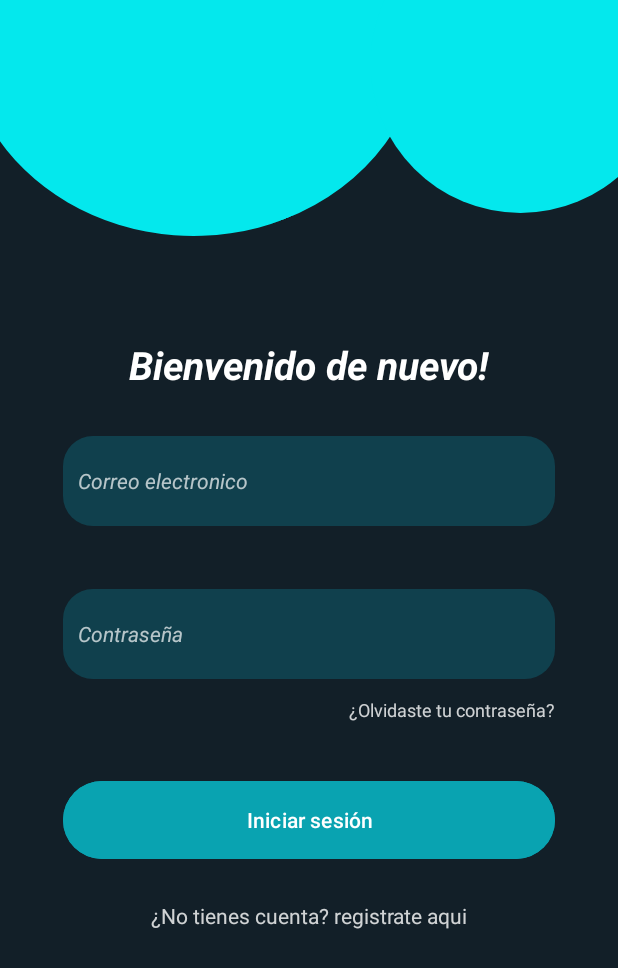
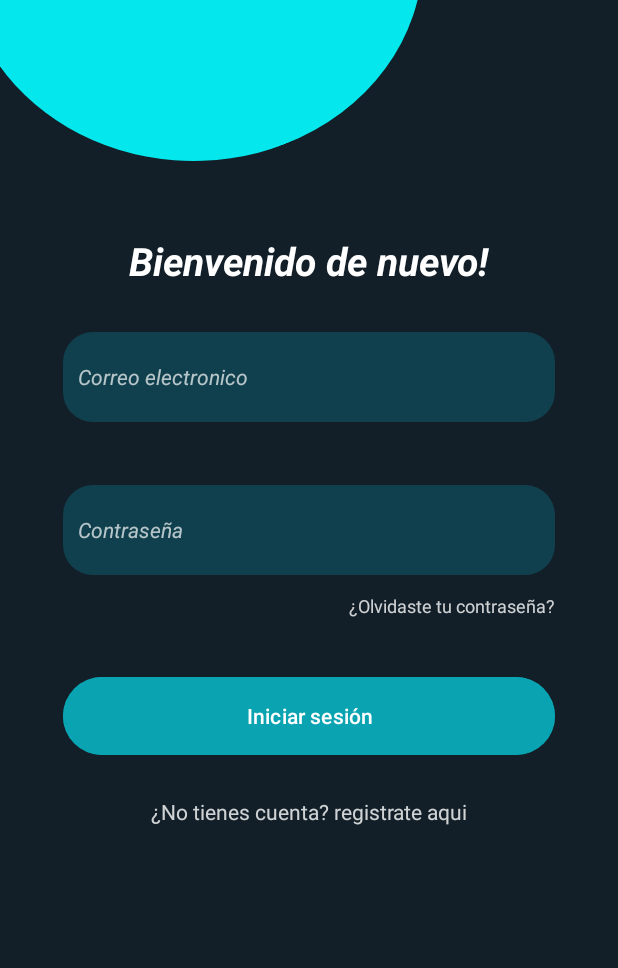
Before and after one commit to Geremi19/germixpro, an Android app: the screen it shows after launch (LoginActivity), after a tap on "Iniciar sesión", on a phone screen of 412 x 824 dp. Shown: the top 968 px of the screen. Run offline under Robolectric (Android 15) with nearby library versions, the phone set to English and light mode, and no system bars; our stand-ins replace Firebase (no records; nobody signed in at launch, a user with empty details on screens opened directly).

```diff
--- a/app/src/main/java/com/example/myapplication11/LoginActivity.java
+++ b/app/src/main/java/com/example/myapplication11/LoginActivity.java
@@ -10,16 +10,17 @@ import android.widget.Button;
 import android.widget.EditText;
 import android.widget.Toast;
 
+import com.google.firebase.auth.FirebaseAuth;
+import com.google.firebase.auth.FirebaseUser;
+import com.google.firebase.auth.AuthResult;
+import com.google.android.gms.tasks.OnCompleteListener;
+import com.google.android.gms.tasks.Task;
+
 import androidx.appcompat.app.AppCompatActivity;
-
-
 public class LoginActivity extends AppCompatActivity {
     private EditText usernameEditText, passwordEditText;
     private Button loginButton;
-
-    // Establece las credenciales válidas (esto puede ser reemplazado por una base de datos o API)
-    private static final String CORRECT_USERNAME = "usuario";
-    private static final String CORRECT_PASSWORD = "1234";
+    private FirebaseAuth mAuth;
 
 
     @SuppressLint("MissingInflatedId")
@@ -31,6 +32,8 @@ public class LoginActivity extends AppCompatActivity {
         usernameEditText = findViewById(R.id.editTextUsername);
         passwordEditText = findViewById(R.id.editTextPassword);
         loginButton = findViewById(R.id.buttonLogin);
+        mAuth = FirebaseAuth.getInstance();
+
 
         loginButton.setOnClickListener(new View.OnClickListener() {
             @Override
@@ -38,18 +41,24 @@ public class LoginActivity extends AppCompatActivity {
                 String enteredUsername = usernameEditText.getText().toString();
                 String enteredPassword = passwordEditText.getText().toString();
 
-                if (enteredUsername.equals(CORRECT_USERNAME) && enteredPassword.equals(CORRECT_PASSWORD)) {
+                // Para iniciar sesión con correo y contraseña:
+                mAuth.signInWithEmailAndPassword(enteredUsername, enteredPassword)
+                        .addOnCompleteListener(LoginActivity.this, new OnCompleteListener<AuthResult>() {
+                            @Override
+                            public void onComplete(Task<AuthResult> task) {
+                                if (task.isSuccessful()) {
                                     // Inicio de sesión exitoso
+                                    FirebaseUser user = mAuth.getCurrentUser();
                                     Toast.makeText(LoginActivity.this, "Inicio de sesión exitoso", Toast.LENGTH_SHORT).show();
                                     Intent intent = new Intent(LoginActivity.this, InicioActivity.class);
                                     startActivity(intent);
                                 } else {
-                    // Credenciales incorrectas
-                    Toast.makeText(LoginActivity.this, "Credenciales incorrectas", Toast.LENGTH_SHORT).show();
+                                    // Error en el inicio de sesión
+                                    Toast.makeText(LoginActivity.this, "Error en el inicio de sesión", Toast.LENGTH_SHORT).show();
                                 }
                             }
                         });
-
             }
-
+        });
     }
+}
--- a/app/src/main/res/layout/activity_main.xml
+++ b/app/src/main/res/layout/activity_main.xml
@@ -58,7 +58,7 @@
         android:id="@+id/textView4"
         android:layout_width="wrap_content"
         android:layout_height="wrap_content"
-        android:layout_marginTop="225dp"
+        android:layout_marginTop="156dp"
         android:text="Bienvenido de nuevo!"
         android:textColor="#FFFFFF"
         android:textSize="26sp"
@@ -113,20 +113,8 @@
         android:rotationY="50"
         android:src="@drawable/circulo"
         android:translationX="-10dp"
-        android:translationY="-120dp"
+        android:translationY="-170dp"
         app:layout_constraintStart_toStartOf="parent"
         app:layout_constraintTop_toTopOf="parent" />
 
-    <ImageView
-        android:id="@+id/imageView13"
-        android:layout_width="200dp"
-        android:layout_height="200dp"
-        android:layout_marginTop="32dp"
-        android:rotationY="0"
-        android:src="@drawable/circulo"
-        android:translationX="35dp"
-        android:translationY="-90dp"
-        app:layout_constraintEnd_toEndOf="parent"
-        app:layout_constraintTop_toTopOf="parent" />
-
 </androidx.constraintlayout.widget.ConstraintLayout>
```
Lines whose indentation alone changed are shown as unchanged.
